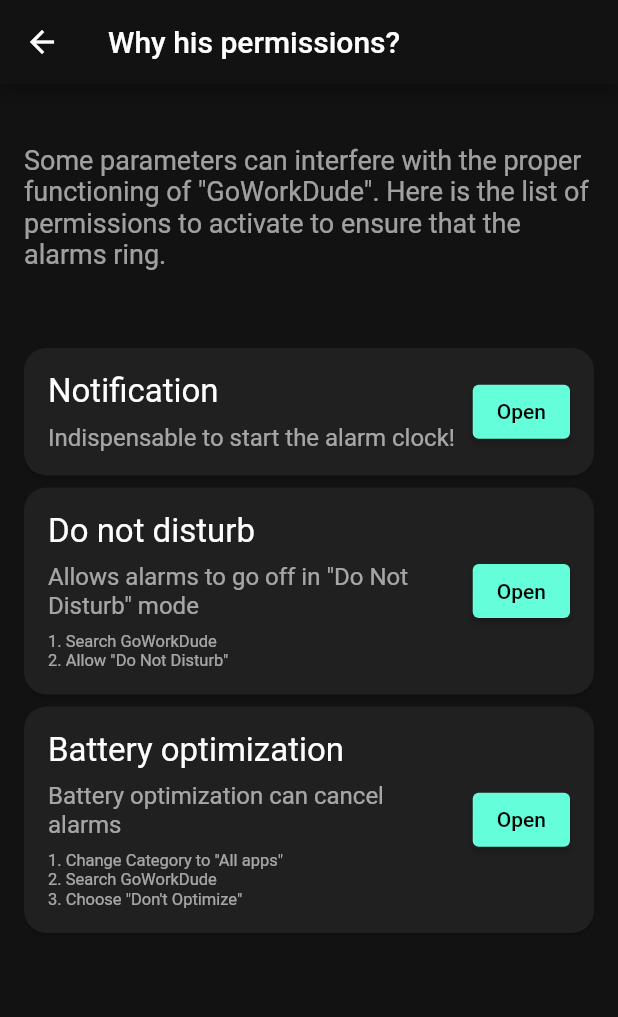
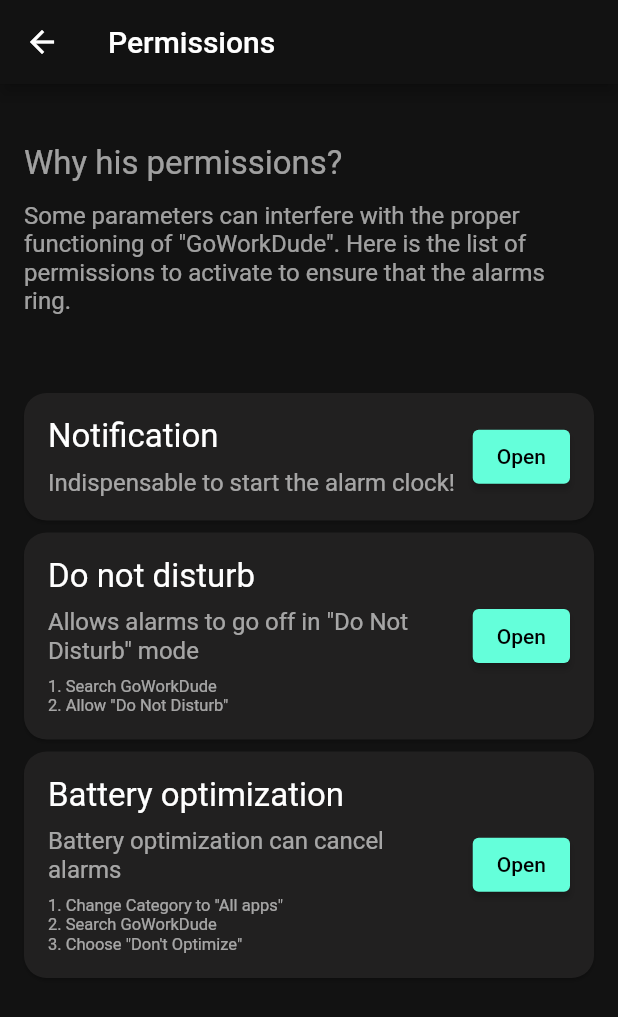
Before and after one commit to LeBzul/GoWorkDude, a Flutter app: the PermissionsScreen screen opened by its route, on a phone screen of 412 x 824 dp. Shown: the top 1017 px of the screen. Run offline on Flutter 3.47's test engine with Material 2 defaults, Android fonts, the phone set to English and light mode, and no system bars; our stand-ins replace auto_size_text, expandable, flutter_local_notifications, flutter_timezone, permission_handler, shared_preferences and 1 more; missing offline and left inert: android_alarm_manager_plus, app_settings, darty_json, flutter_ringtone_player, flutter_system_ringtones, open_settings; accounts and stored records are empty.

Commit message:
add text

```diff
--- a/assets/strings/en.json
+++ b/assets/strings/en.json
@@ -1,5 +1,9 @@
 {
   "alarm": "Alarm",
+  "cycle_0": "This week",
+  "cycle_1": "Next week",
+  "cycle_other_0": "In",
+  "cycle_other_1": "weeks",
   "no_alarm": "No alarm",
   "notif_title": "Go Work Dude !",
   "notif_body": "Awakening of ",
@@ -9,7 +13,8 @@
   "notif_channel_description": "Indispensable to start the alarm clock!",
   "button_stop": "Stop",
   "button_snooze": "Snooze",
-  "permission_title": "Why his permissions?",
+  "permission_title": "Permissions",
+  "permission_subtitle": "Why his permissions?",
   "permission_description": "Some parameters can interfere with the proper functioning of \"GoWorkDude\". Here is the list of permissions to activate to ensure that the alarms ring.",
   "permission_open": "Open",
   "permission_notification_title": "Notification",
--- a/lib/controller/notification_controller.dart
+++ b/lib/controller/notification_controller.dart
@@ -8,6 +8,7 @@ import 'package:darty_json/darty_json.dart';
 import 'package:flutter/foundation.dart';
 import 'package:flutter/material.dart';
 import 'package:flutter_local_notifications/flutter_local_notifications.dart';
+import 'package:flutter_system_ringtones/flutter_system_ringtones.dart';
 import 'package:flutter_timezone/flutter_timezone.dart';
 import 'package:goworkdude/controller/home_controller.dart';
 import 'package:goworkdude/screen/alarm_screen.dart';
@@ -138,6 +139,7 @@ class NotificationController {
   }
 
   Future<void> _createScheduledNotification(Alarm alarm, {bool snooze = false}) async {
+    List<Ringtone> listRingtones = await FlutterSystemRingtones.getAlarmSounds();
     await stopNotification(alarm);
     final String defaultLocale = Platform.localeName;
     Map<String, dynamic> language = await AppLocalizationsDelegate.getText(defaultLocale);
--- a/lib/screen/home_screen.dart
+++ b/lib/screen/home_screen.dart
@@ -23,6 +23,7 @@ class HomeScreenState extends State<HomeScreen> with WidgetsBindingObserver {
   @override
   void initState() {
     super.initState();
+
     WidgetsBinding.instance.addObserver(this);
     AndroidAlarmManager.initialize();
     controller = HomeController();
--- a/lib/screen/permissions_screen.dart
+++ b/lib/screen/permissions_screen.dart
@@ -63,9 +63,19 @@ class PermissionsScreenState extends State<PermissionsScreen> with WidgetsBindin
         crossAxisAlignment: CrossAxisAlignment.start,
         children: [
           Text(
+            language['permission_subtitle'],
+            style: TextStyle(
+              fontSize: 22,
+              color: Theme.of(context).hintColor,
+            ),
+          ),
+          const SizedBox(
+            height: 12,
+          ),
+          Text(
             language['permission_description'],
             style: TextStyle(
-              fontSize: 18,
+              fontSize: 16,
               color: Theme.of(context).hintColor,
             ),
           ),
@@ -166,7 +176,11 @@ class PermissionsScreenState extends State<PermissionsScreen> with WidgetsBindin
       case AppLifecycleState.resumed:
         controller.refreshStatus(
           () {
-            setState(() {});
+            if (controller.asAllGranted()) {
+              AlarmManagerApp.navigatorKey.currentState?.pop();
+            } else {
+              setState(() {});
+            }
           },
         );
         break;
--- a/pubspec.yaml
+++ b/pubspec.yaml
@@ -50,6 +50,7 @@ dependencies:
   flutter_ringtone_player: ^3.2.0
   flutter_localizations:
     sdk: flutter
+  flutter_system_ringtones: ^0.0.6
 
 dev_dependencies:
   flutter_test:
```
Also changed, not shown: assets/strings/fr.json (+9 -4 lines), lib/widget/cycle_day_list_widget.dart (+5 -4 lines), pubspec.lock.
